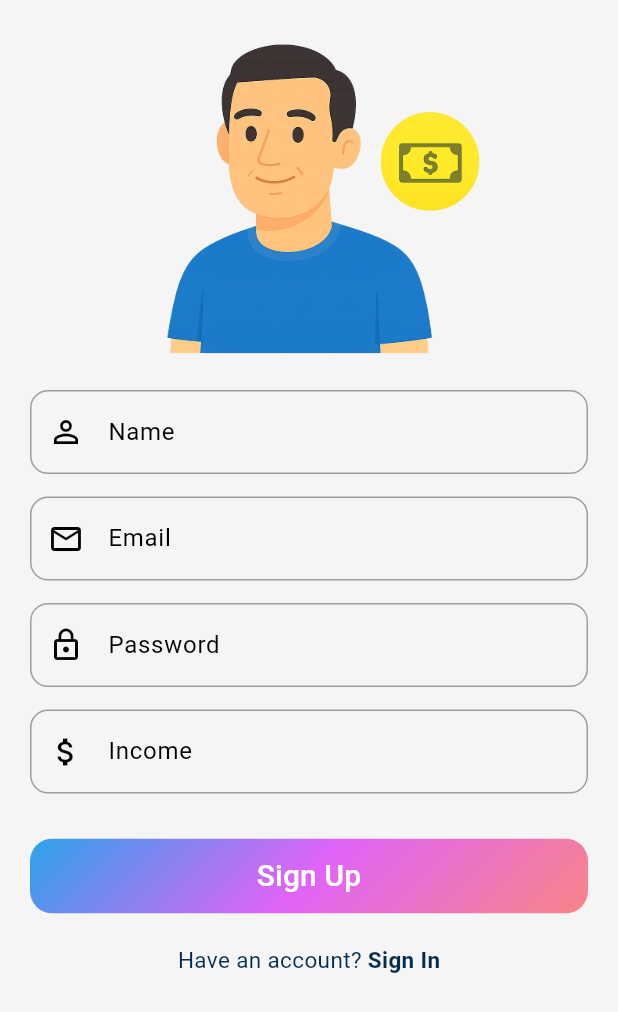
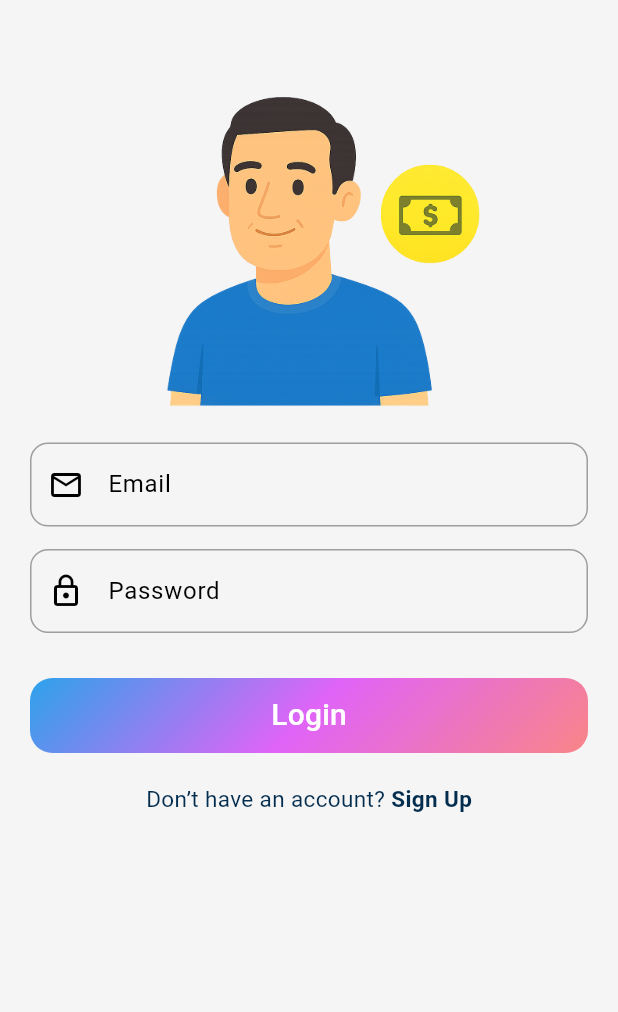
Before and after one commit to Fatma-kabil/MoneyNest, a Flutter app: the screen it shows after launch, on a phone screen of 412 x 824 dp. Shown: the top 1012 px of the screen. Run offline on Flutter 3.47's test engine with Material 3 defaults, Android fonts, the phone set to English and light mode, and no system bars; our stand-ins replace bloc, cloud_firestore, firebase_auth, firebase_core, fl_chart, flutter_bloc and 1 more; accounts and stored records are empty.

Commit message:
create login ui

```diff
--- a/lib/app_view.dart
+++ b/lib/app_view.dart
@@ -6,7 +6,8 @@ import 'package:money_nest/features/add_expenses/presentation/manager/delete_exp
 import 'package:money_nest/features/add_expenses/presentation/manager/get_all_expenses_cubit/get_all_expenses_cubit.dart';
 import 'package:money_nest/features/auth/data/repos/auth_repo_impl.dart';
 import 'package:money_nest/features/auth/presentation/manager/sign_up_cubit/sign_up_cubit.dart';
-import 'package:money_nest/features/auth/presentation/views/sign_up_page.dart';
+import 'package:money_nest/features/auth/presentation/views/login_page.dart';
+
 
 
 class MoneyNest extends StatelessWidget {
@@ -36,7 +37,7 @@ class MoneyNest extends StatelessWidget {
           ),
         ),
         title: 'MoneyNeast',
-        home: SignUpPage(),
+        home: LoginPage(),
       ),
     );
   }
--- a/lib/features/auth/presentation/views/login_page.dart
+++ b/lib/features/auth/presentation/views/login_page.dart
@@ -1,10 +1,69 @@
 import 'package:flutter/material.dart';
+import 'package:money_nest/features/auth/presentation/views/sign_up_page.dart';
+import 'package:money_nest/features/auth/presentation/views/widgets/auth-footer.dart';
+import 'package:money_nest/features/auth/presentation/views/widgets/custom_button.dart';
+import 'package:money_nest/features/auth/presentation/views/widgets/login_form.dart';
 
 class LoginPage extends StatelessWidget {
-  const LoginPage({super.key});
+  LoginPage({super.key});
+
+  final _formKey = GlobalKey<FormState>();
+
+  final emailController = TextEditingController();
+  final passwordController = TextEditingController();
 
   @override
   Widget build(BuildContext context) {
-    return const Placeholder();
+    return Scaffold(
+      body: SafeArea(
+        child: Padding(
+          padding: const EdgeInsets.all(20),
+          child: SingleChildScrollView(
+            child: Column(
+              children: [
+                const SizedBox(height: 35),
+                // صورة الشخص
+                ClipRect(
+                  child: Align(
+                    alignment: Alignment.center,
+                    heightFactor: 0.6,
+                    widthFactor: 0.9,
+                    child: Image.asset('assets/images/auth.png', height: 400),
+                  ),
+                ),
+
+                LoginForm(
+                  formKey: _formKey,
+
+                  emailController: emailController,
+                  passwordController: passwordController,
+                ),
+                const SizedBox(height: 30),
+
+                CustomButton(
+                  buttonText: "Login",
+                  onPressed: () {
+                    if (_formKey.currentState!.validate()) {}
+                  },
+                ),
+
+                const SizedBox(height: 20),
+
+                AuthFooter(
+                  question: "Don’t have an account? ",
+                  actionText: "Sign Up",
+                  onTap: () {
+                    Navigator.of(context).pushReplacement(
+                      MaterialPageRoute(builder: (_) => SignUpPage()),
+                    );
+                    // Navigator.pushNamed(context, '/sign-in');
+                  },
+                ),
+              ],
+            ),
+          ),
+        ),
+      ),
+    );
   }
 }
--- a/lib/features/auth/presentation/views/sign_up_page.dart
+++ b/lib/features/auth/presentation/views/sign_up_page.dart
@@ -80,6 +80,7 @@ class SignUpPage extends StatelessWidget {
                                 color: Colors.grey,
                               )
                             : CustomButton(
+                                buttonText: "Sign Up",
                                 onPressed: () {
                                   if (_formKey.currentState!.validate()) {
                                     final user = SignUpEnitity(
@@ -100,11 +101,11 @@ class SignUpPage extends StatelessWidget {
 
                         AuthFooter(
                           question: "Have an account? ",
-                          actionText: "Sign In",
+                          actionText: "Login ",
                           onTap: () {
                             Navigator.of(context).pushReplacement(
-                          MaterialPageRoute(builder: (_) => const LoginPage()),
-                        );
+                              MaterialPageRoute(builder: (_) => LoginPage()),
+                            );
                             // Navigator.pushNamed(context, '/sign-in');
                           },
                         ),
--- a/lib/features/auth/presentation/views/widgets/custom_button.dart
+++ b/lib/features/auth/presentation/views/widgets/custom_button.dart
@@ -4,8 +4,9 @@ import 'package:flutter/material.dart';
 
 class CustomButton extends StatelessWidget {
   final VoidCallback onPressed;
+  final String buttonText;
 
-  const CustomButton({super.key, required this.onPressed});
+  const CustomButton({super.key, required this.onPressed, required this.buttonText});
 
   @override
   Widget build(BuildContext context) {
@@ -34,8 +35,8 @@ class CustomButton extends StatelessWidget {
           ),
           child: Container(
             alignment: Alignment.center,
-            child: const Text(
-              "Sign Up",
+            child:  Text(buttonText
+              ,
               style: TextStyle(color: Colors.white, fontSize: 20),
             ),
           ),
--- /dev/null
+++ b/lib/features/auth/presentation/views/widgets/login_form.dart
@@ -0,0 +1,62 @@
+import 'package:flutter/material.dart';
+import 'package:money_nest/features/auth/presentation/views/widgets/custom_text_field.dart';
+
+class LoginForm extends StatelessWidget {
+
+  final TextEditingController emailController;
+  final TextEditingController passwordController;
+
+  final GlobalKey<FormState> formKey;
+
+  const LoginForm({
+    super.key,
+
+    required this.emailController,
+    required this.passwordController,
+
+    required this.formKey,
+  });
+
+  @override
+  Widget build(BuildContext context) {
+    return Form(
+      key: formKey,
+      child: Column(
+        children: [
+
+
+          CustomTextField(
+            controller: emailController,
+            icon: Icons.email_outlined,
+            hint: "Email",
+            validator: (value) {
+              if (value == null || value.trim().isEmpty) {
+                return 'Email is required';
+              } else if (!RegExp(r'^[\w-\.]+@([\w-]+\.)+[\w]{2,4}$')
+                  .hasMatch(value)) {
+                return 'Enter a valid email';
+              }
+              return null;
+            },
+          ),
+          const SizedBox(height: 15),
+          CustomTextField(
+            controller: passwordController,
+            icon: Icons.lock_outline,
+            hint: "Password",
+            isObscure: true,
+            validator: (value) {
+              if (value == null || value.trim().isEmpty) {
+                return 'Password is required';
+              } else if (value.length < 6) {
+                return 'Password must be at least 6 characters';
+              }
+              return null;
+            },
+          ),
+
+        ],
+      ),
+    );
+  }
+}
```
